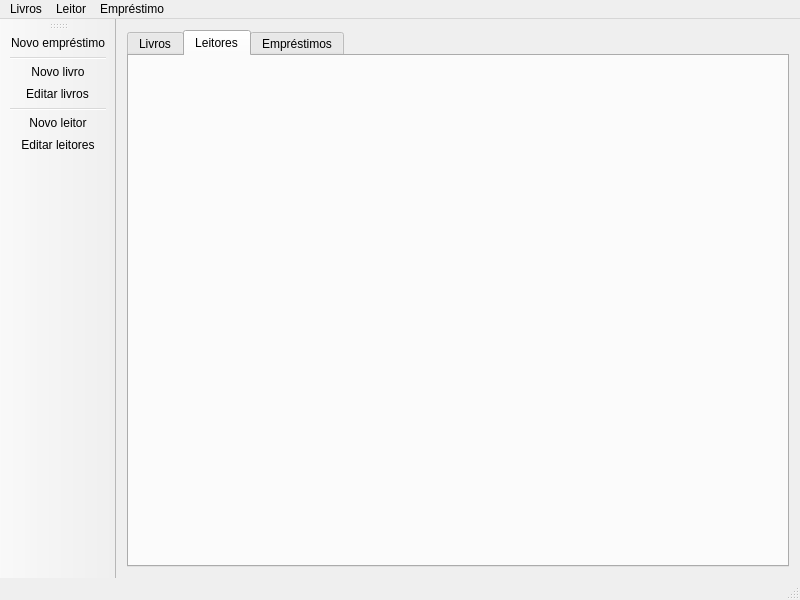
jansenpenido/qt-library, file mainwindow.ui: the form before one commit.
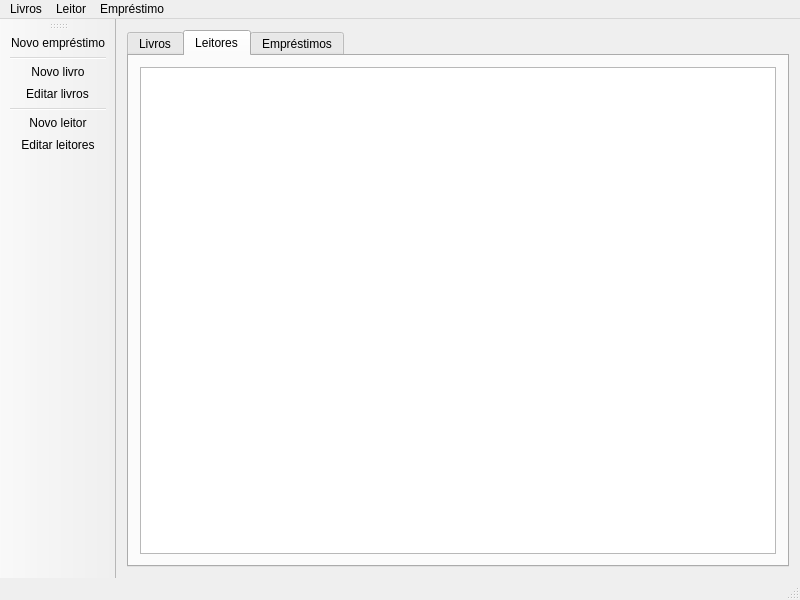
The form after the commit. The open tabs and pages were chosen to show the change. Icons and pictures are not drawn.

The edit to the form file:
```diff
--- a/mainwindow.ui
+++ b/mainwindow.ui
@@ -85,6 +85,11 @@
        <attribute name="title">
         <string>Leitores</string>
        </attribute>
+       <layout class="QVBoxLayout" name="verticalLayout_3">
+        <item>
+         <widget class="QTableView" name="readersView"/>
+        </item>
+       </layout>
       </widget>
       <widget class="QWidget" name="borrowingsTab">
        <attribute name="title">
```
